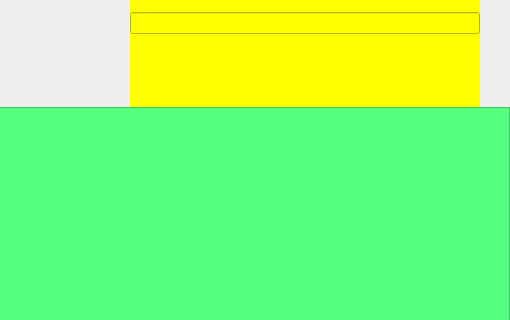
Qt form MyVideoPlayer-Client/homepagewidget.ui (Kutbas/MyVideoPlayer-Client) before a commit; both pictures show x 840 to 1350 and y 0 to 320 of the 1350 by 787 pixel window.
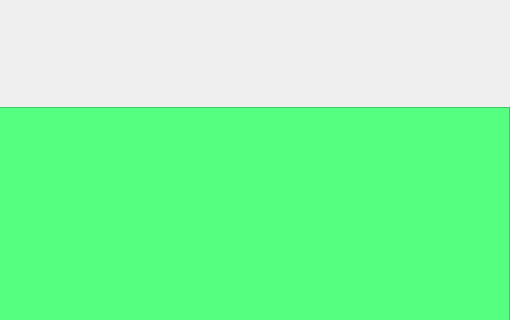
The same form after that commit. Custom widgets are drawn as their Qt base class.

Commit message: 刷新和置顶按钮实现

Diff of the .ui file:
```diff
--- a/MyVideoPlayer-Client/homepagewidget.ui
+++ b/MyVideoPlayer-Client/homepagewidget.ui
@@ -184,6 +184,12 @@
       </item>
       <item>
        <widget class="QWidget" name="searchBox" native="true">
+        <property name="sizePolicy">
+         <sizepolicy hsizetype="Preferred" vsizetype="Preferred">
+          <horstretch>0</horstretch>
+          <verstretch>0</verstretch>
+         </sizepolicy>
+        </property>
         <property name="minimumSize">
          <size>
           <width>350</width>
@@ -197,7 +203,7 @@
          </size>
         </property>
         <property name="styleSheet">
-         <string notr="true">background-color : rgb(255, 255, 0)</string>
+         <string notr="true"/>
         </property>
         <layout class="QVBoxLayout" name="verticalLayout_3">
          <property name="spacing">
@@ -216,9 +222,20 @@
           <number>0</number>
          </property>
          <item>
-          <widget class="QLineEdit" name="search">
+          <widget class="SearchLineEdit" name="search">
+           <property name="sizePolicy">
+            <sizepolicy hsizetype="Expanding" vsizetype="Expanding">
+             <horstretch>0</horstretch>
+             <verstretch>0</verstretch>
+            </sizepolicy>
+           </property>
+           <property name="cursor">
+            <cursorShape>SizeVerCursor</cursorShape>
+           </property>
            <property name="styleSheet">
-            <string notr="true"/>
+            <string notr="true">border: none;
+color: black;
+background: transparent;</string>
            </property>
           </widget>
          </item>
@@ -307,6 +324,13 @@
    </item>
   </layout>
  </widget>
+ <customwidgets>
+  <customwidget>
+   <class>SearchLineEdit</class>
+   <extends>QLineEdit</extends>
+   <header>searchlineedit.h</header>
+  </customwidget>
+ </customwidgets>
  <resources/>
  <connections/>
 </ui>
```
Left out of the diff: 16 changed lines with no effect on the pictures. The commit also changes 5 other files.
